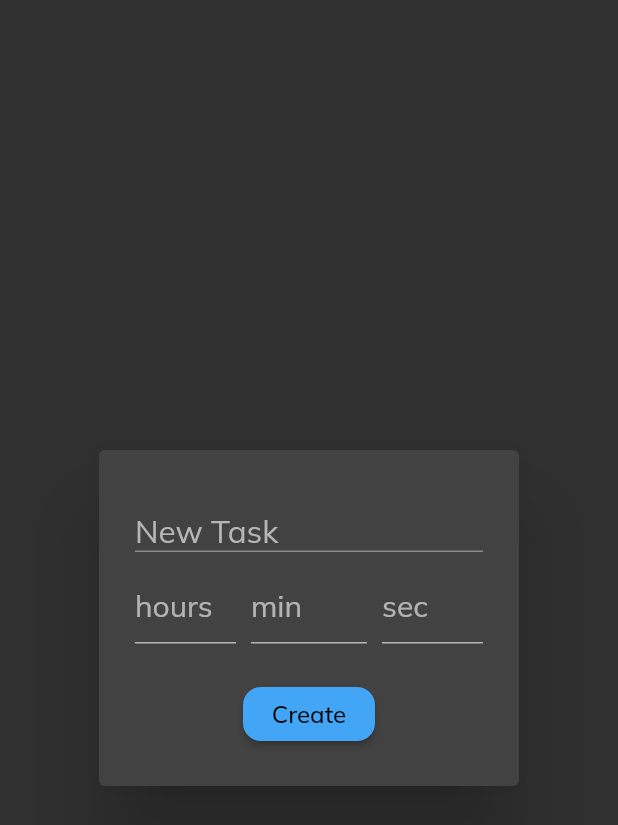
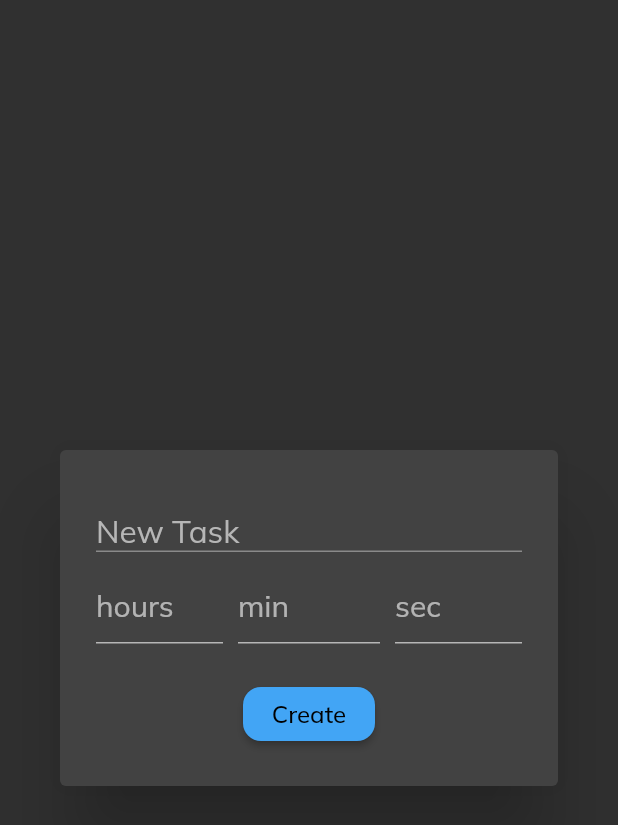
Before and after one commit to elmmo/PieTime, a Flutter app: the ItemModal widget shown alone on an empty page, opened directly with empty values, on a phone screen of 412 x 824 dp. Shown: the top 825 px of the screen. Run offline on Flutter 3.47's test engine with Material 2 defaults, Android fonts, the phone set to English and light mode, and no system bars; our stand-ins replace google_fonts, pie_chart, shared_preferences, vibration; missing offline and left inert: flutter_duration_picker; accounts and stored records are empty.

Commit message:
Fix bug where some modals fail on some devices.

```diff
--- a/lib/SettingsModal.dart
+++ b/lib/SettingsModal.dart
@@ -45,7 +45,9 @@ class _SettingsModalState extends State<SettingsModal> {
   Widget build(BuildContext context) {
     return AlertDialog(
       title: Text("Settings"),
-      content: Column(
+      content: Container(
+        width: double.maxFinite,
+        child: Column(
           mainAxisSize: MainAxisSize.min,
           children: <Widget>[
             // toggle dark mode
@@ -95,6 +97,7 @@ class _SettingsModalState extends State<SettingsModal> {
               },
             ),
           ],
+        ),
       )
     );
   }
--- a/lib/tasks/ItemModal.dart
+++ b/lib/tasks/ItemModal.dart
@@ -73,7 +73,9 @@ class ItemModal extends StatelessWidget {
     }
     return AlertDialog(
       backgroundColor: Colors.grey[800],
-      content: Form(
+      content: Container(
+        width: double.maxFinite,
+        child: Form(
             key: formKey,
             child: Column(
               mainAxisSize: MainAxisSize.min,
@@ -229,6 +231,7 @@ class ItemModal extends StatelessWidget {
                 )
               ],
             )),
+      ),
     );
   }
 }
--- a/lib/timer_face/NewPresetModal.dart
+++ b/lib/timer_face/NewPresetModal.dart
@@ -13,7 +13,9 @@ class NewPresetModal extends StatelessWidget {
   @override
   Widget build(BuildContext context) {
     return AlertDialog(
-      title: Form(
+      title: Container(
+        width: double.maxFinite,
+        child: Form(
           key: formKey,
           child: Container(
             decoration: BoxDecoration(
@@ -35,6 +37,7 @@ class NewPresetModal extends StatelessWidget {
               decoration: InputDecoration.collapsed(
                 hintText: "Preset name",
                 hintStyle: TextStyle(color: Color.fromRGBO(182, 182, 182, 0.7), fontSize: 16)
+              ),
             ),
           ),
         ),
--- a/lib/timer_face/SetTime.dart
+++ b/lib/timer_face/SetTime.dart
@@ -226,6 +226,7 @@ class _PresetsModalState extends State<PresetsModal> {
         title: Text("Timer Presets"),
         content: Container(
           height: 300,
+          width: double.maxFinite,
           decoration: BoxDecoration(
               border: Border(top: BorderSide(color: Colors.black))),
           child: SingleChildScrollView(
--- a/lib/timer_face/Util.dart
+++ b/lib/timer_face/Util.dart
@@ -10,7 +10,7 @@ void getDialog(context, titleText, bodyText) {
       builder: (BuildContext builderContext) {
         return AlertDialog(
             title: new Text(titleText),
-            content: new Text(bodyText),
+            content: Container(width: double.maxFinite, child: new Text(bodyText)),
             backgroundColor: Colors.grey[50],
             actions: <Widget>[
               new FlatButton(
```
Lines whose indentation alone changed are shown as unchanged.
